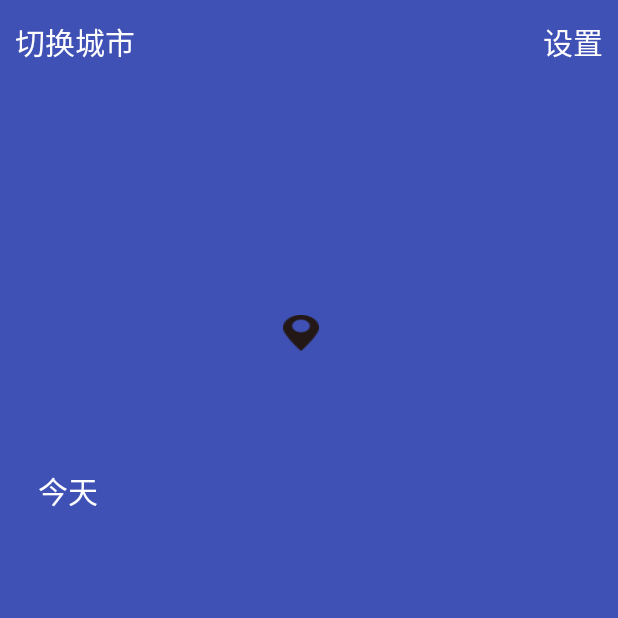
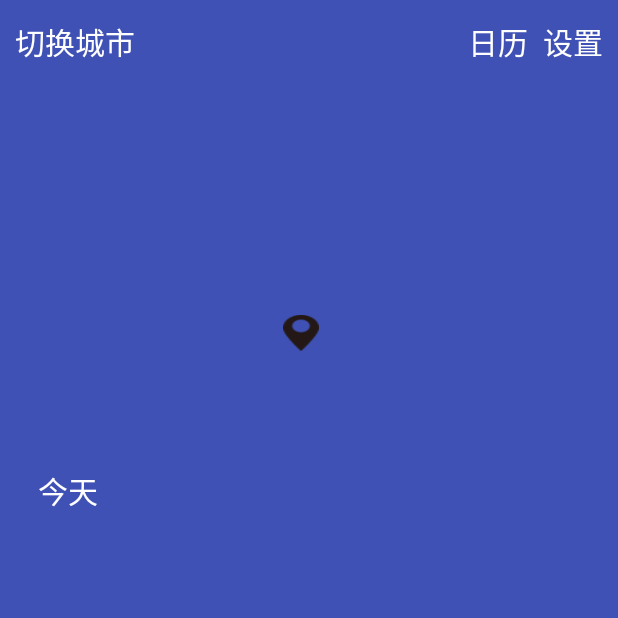
Before and after one commit to ADai00/weather, an Android app: the WeatherActivity screen opened directly, with no data from a screen before it, on a phone screen of 412 x 824 dp, the top half of it. Run offline under Robolectric (Android 15) with nearby library versions, the phone set to English and light mode, and no system bars.

Commit message:
添加注释和一些修改

```diff
--- a/app/src/main/AndroidManifest.xml
+++ b/app/src/main/AndroidManifest.xml
@@ -33,6 +33,9 @@
                 android:enabled="true"
                 android:exported="true">
         </service>
+
+        <activity android:name=".CalendarActivity">
+        </activity>
     </application>
 
 </manifest>
--- a/app/src/main/java/edu/hnie/weather/WeatherActivity.java
+++ b/app/src/main/java/edu/hnie/weather/WeatherActivity.java
@@ -11,7 +11,16 @@ import android.support.v7.widget.RecyclerView;
 import android.util.Log;
 import android.view.LayoutInflater;
 import android.view.View;
-import android.widget.*;
+import android.widget.ImageView;
+import android.widget.LinearLayout;
+import android.widget.ScrollView;
+import android.widget.TextView;
+import android.widget.Toast;
+
+import java.io.IOException;
+import java.util.ArrayList;
+import java.util.List;
+
 import edu.hnie.weather.adapter.HourlyAdapter;
 import edu.hnie.weather.gson.Forecast;
 import edu.hnie.weather.gson.LifeStyle;
@@ -23,10 +32,6 @@ import edu.hnie.weather.utils.Utility;
 import okhttp3.Call;
 import okhttp3.Callback;
 import okhttp3.Response;
-
-import java.io.IOException;
-import java.util.ArrayList;
-import java.util.List;
 
 public class WeatherActivity extends AppCompatActivity {
 
@@ -46,6 +51,7 @@ public class WeatherActivity extends AppCompatActivity {
     private TextView weatherForecastUvIndex;
     private TextView selectCityButton;
     private TextView weatherSetting;
+    private TextView weatherCalendar;
     private TextView weatherHourlyTmpMaxAndMin;
 
 
@@ -66,6 +72,7 @@ public class WeatherActivity extends AppCompatActivity {
         weatherLifestyleComfTxt = findViewById(R.id.weather_lifestyle_comf_txt);
         selectCityButton = findViewById(R.id.select_city_button);
         weatherSetting = findViewById(R.id.weather_setting);
+        weatherCalendar = findViewById(R.id.weather_calendar);
         weatherImgView = findViewById(R.id.weather_img);
         weatherRefreshLayout = findViewById(R.id.weather_refresh_layout);
         weatherRefreshLayout.setColorSchemeResources(R.color.colorPrimary);
@@ -73,9 +80,13 @@ public class WeatherActivity extends AppCompatActivity {
 
         List<String> weatherList = Utility.initWeatherList(WeatherActivity.this);
         final String weatherId;
+        // 判断是否传入了叫weatherId的数据
         if (getIntent().getStringExtra("weatherId") != null) {
+            // 拿到传入的数据
             weatherId = getIntent().getStringExtra("weatherId");
+            // 设置显示
             weatherLayout.setVisibility(View.VISIBLE);
+            // 通过传入的weatherId访问API
             requestWeather(weatherId);
         } else {
             if (weatherList != null && weatherList.size() > 0) {
@@ -89,6 +100,7 @@ public class WeatherActivity extends AppCompatActivity {
             }
         }
 
+        //
         weatherRefreshLayout.setOnRefreshListener(new SwipeRefreshLayout.OnRefreshListener() {
             @Override
             public void onRefresh() {
@@ -107,6 +119,14 @@ public class WeatherActivity extends AppCompatActivity {
             @Override
             public void onClick(View v) {
                 Intent intent = new Intent(WeatherActivity.this, SettingActivity.class);
+                startActivity(intent);
+                finish();
+            }
+        });
+        weatherCalendar.setOnClickListener(new View.OnClickListener() {
+            @Override
+            public void onClick(View v) {
+                Intent intent = new Intent(WeatherActivity.this, CalendarActivity.class);
                 startActivity(intent);
                 finish();
             }
@@ -134,17 +154,28 @@ public class WeatherActivity extends AppCompatActivity {
 
             @Override
             public void onResponse(Call call, Response response) throws IOException {
+                // 拿到返回的数据
                 final String responseStr = response.body().string();
+                // 返回的数据解析并保存到天气实体类中
                 final Weather weather = Utility.handleWeatherResponse(responseStr);
+
                 runOnUiThread(new Runnable() {
                     @Override
                     public void run() {
+                        // 判断天气是否为空且 状态为ok 表示成功
                         if (weather != null && "ok".equals(weather.status)) {
+
+                            // 用来标记没有相同的weatherId
                             boolean flag = false;
+                            // 创建一个临时的list
                             List<String> tempList = new ArrayList<>();
+
                             List<String> weatherList = Utility.initWeatherList(WeatherActivity.this);
+                            //判断是否已经存在该weatherId
                             if (weatherList != null && weatherList.size() > 0) {
+                                //遍历以及存在的天气的List
                                 for (String weatherStr : weatherList) {
+                                    //判断是否包含weatherId
                                     if (weatherStr.contains(weather.basic.getCid())) {
                                         tempList.add(responseStr);
                                         flag = true;
@@ -153,23 +184,30 @@ public class WeatherActivity extends AppCompatActivity {
                                     tempList.add(weatherStr);
                                 }
                             }
+
+                            //
                             if (!flag) {
                                 weatherList.add(responseStr);
                             } else {
                                 weatherList = new ArrayList<>(tempList);
                             }
+                            //天气信息数据保存到手机中
                             SharedPreferences.Editor editor = PreferenceManager.getDefaultSharedPreferences(WeatherActivity.this).edit();
                             editor.putInt("weatherListSize", weatherList.size());
                             for (int i = 0; i < weatherList.size(); i++) {
                                 editor.putString("weatherItem_" + i, weatherList.get(i));
                             }
                             editor.apply();
+
+                            //将天气信息显示在界面上
                             showWeatherInfo(weather);
+
                             //加载背景图片
                             weatherImgView.setImageResource(Utility.loadPic(weather.now.getCond_txt(), Utility.LOAD_PIC_BACKGROUND));
                         } else {
                             Toast.makeText(WeatherActivity.this, "获取天气信息失败！", Toast.LENGTH_SHORT).show();
                         }
+
                         weatherRefreshLayout.setRefreshing(false);
                     }
                 });
@@ -178,6 +216,12 @@ public class WeatherActivity extends AppCompatActivity {
 
     }
 
+
+    /**
+     *
+     * 显示天气
+     * @param weather
+     */
     private void showWeatherInfo(Weather weather) {
         weatherTitleCity.setText(weather.basic.getLocation());
         weatherNowTmp.setText(weather.now.getTmp() + "℃");
--- a/app/src/main/java/edu/hnie/weather/service/AutoUpdateService.java
+++ b/app/src/main/java/edu/hnie/weather/service/AutoUpdateService.java
@@ -28,9 +28,13 @@ public class AutoUpdateService extends Service {
 
     @Override
     public int onStartCommand(Intent intent, int flags, int startId) {
+
         SharedPreferences preferences = PreferenceManager.getDefaultSharedPreferences(this);
+        //得到更新时间间隔
         String auto_update_time = preferences.getString("auto_update_time", null);
+        // 更新天气
         updateWeather();
+        // 启动定时任务
         AlarmManager manager = (AlarmManager) getSystemService(ALARM_SERVICE);
         int anHour = 60 * 60 * 1000;
         if (auto_update_time != null) {
--- a/app/src/main/res/layout/weather_title.xml
+++ b/app/src/main/res/layout/weather_title.xml
@@ -15,16 +15,30 @@
             android:textColor="#fff"
             android:textSize="20sp"/>
 
-    <TextView
-            android:id="@+id/weather_setting"
+    <LinearLayout
             android:layout_width="wrap_content"
             android:layout_height="wrap_content"
             android:layout_marginRight="10dp"
             android:layout_alignParentRight="true"
-            android:layout_centerVertical="true"
-            android:text="@string/weather_setting"
-            android:textColor="#fff"
-            android:textSize="20sp"/>
+            android:layout_centerVertical="true">
+
+        <TextView
+                android:id="@+id/weather_calendar"
+                android:layout_width="wrap_content"
+                android:layout_height="wrap_content"
+                android:layout_marginRight="10dp"
+                android:text="@string/weather_calendar"
+                android:textColor="#fff"
+                android:textSize="20sp"/>
+
+        <TextView
+                android:id="@+id/weather_setting"
+                android:layout_width="wrap_content"
+                android:layout_height="wrap_content"
+                android:text="@string/weather_setting"
+                android:textColor="#fff"
+                android:textSize="20sp"/>
+    </LinearLayout>
 
 
 </RelativeLayout>
--- a/app/src/main/res/values/strings.xml
+++ b/app/src/main/res/values/strings.xml
@@ -7,6 +7,7 @@
     <string name="city_to_top">置顶城市</string>
     <string name="today">今天</string>
     <string name="weather_setting">设置</string>
+    <string name="weather_calendar">日历</string>
     <string name="auto_update">自动更新</string>
     <string name="auto_update_time">更新间隔</string>
     <string name="update_time_1">1小时</string>
--- a/build.gradle
+++ b/build.gradle
@@ -7,7 +7,7 @@ buildscript {
         jcenter()
     }
     dependencies {
-        classpath 'com.android.tools.build:gradle:2.3.2'
+        classpath 'com.android.tools.build:gradle:3.1.2'
 
 
         // NOTE: Do not place your application dependencies here; they belong
```
Also changed, not shown: app/build.gradle (+15 -14 lines), app/src/main/java/edu/hnie/weather/CalendarActivity.java (added, +35 -0 lines), app/src/main/java/edu/hnie/weather/MainActivity.java (+6 -6 lines), app/src/main/java/edu/hnie/weather/ManageCityActivity.java (+18 -4 lines), app/src/main/java/edu/hnie/weather/SettingActivity.java (+13 -1 lines), app/src/main/java/edu/hnie/weather/fragment/ChooseAreaFragment.java (+58 -2 lines), app/src/main/java/edu/hnie/weather/utils/Utility.java (+12 -1 lines), app/src/main/res/layout/activity_calendar.xml (added, +15 -0 lines), app/src/main/res/layout/common_title.xml (+4 -4 lines), gradle/wrapper/gradle-wrapper.properties, 1 other file.
